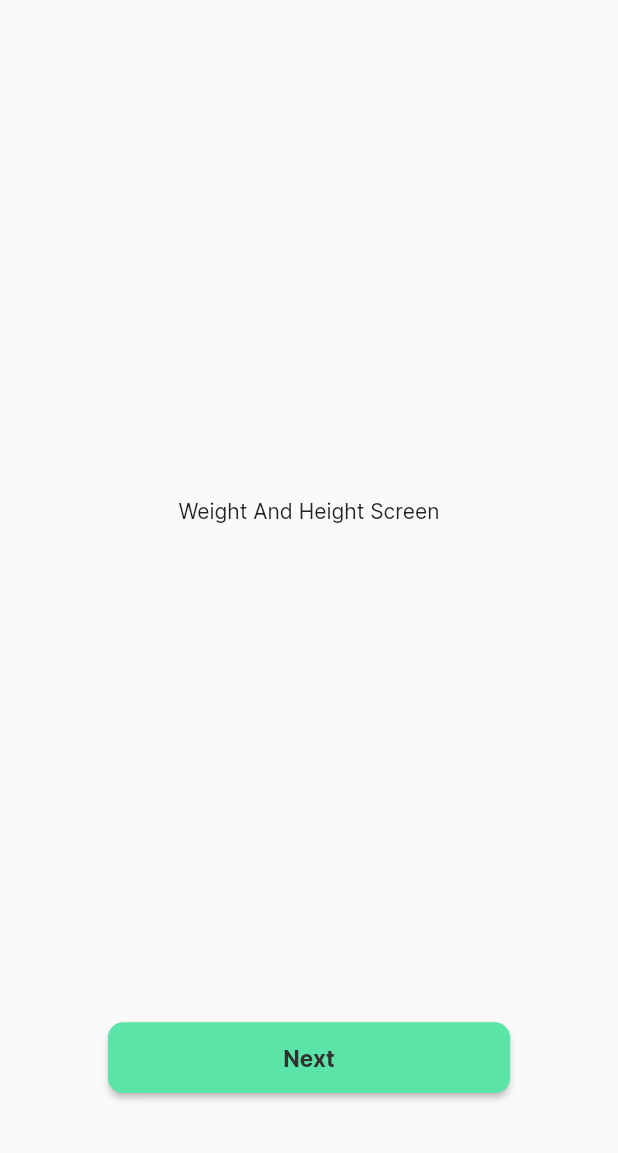
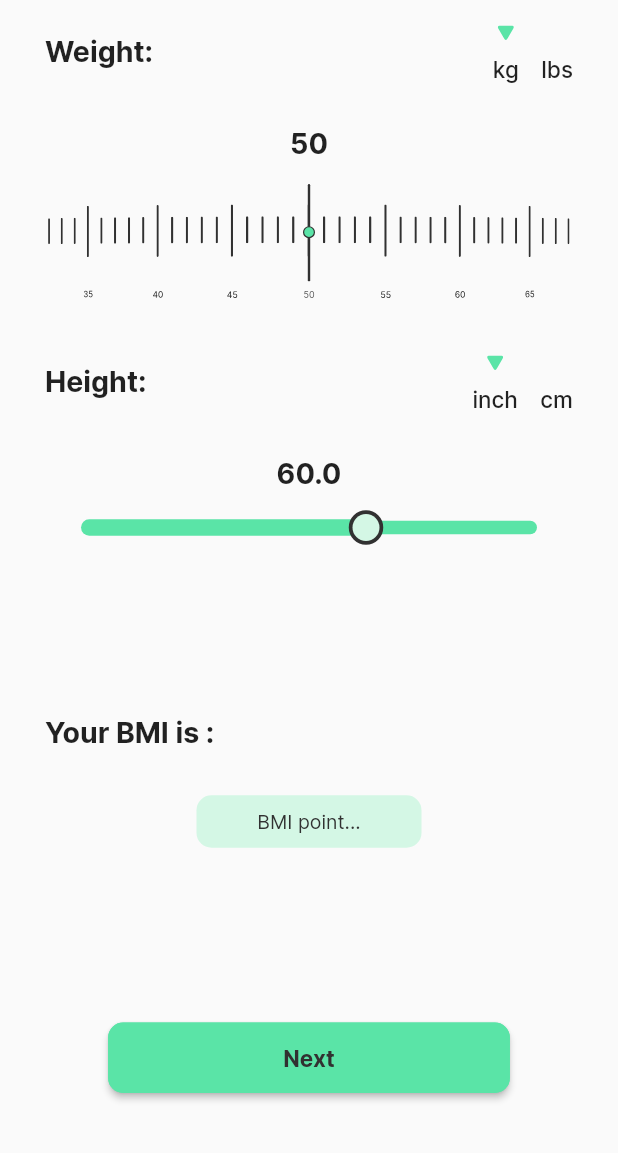
Before and after one commit to anikrakib/diabetes-app, a Flutter app: the HomePage screen opened by its route, swiped to page 3, on a phone screen of 412 x 824 dp, the part 83-1236 px from its top. Run offline on Flutter 3.47's test engine with Material 2 defaults, Android fonts, the phone set to English and light mode, and no system bars; our stand-ins replace flutter_svg, get, shared_preferences; accounts and stored records are empty.

Commit message:
Weight and Height Page Complete

```diff
--- a/lib/screens/gender_and_age_screen/component/age_section.dart
+++ b/lib/screens/gender_and_age_screen/component/age_section.dart
@@ -21,11 +21,9 @@ class AgeSection extends StatelessWidget {
           const SizedBox(
             height: 10,
           ),
-          const Text(
+          Text(
             ageSectionText,
-            style: TextStyle(
-              fontSize: 19,
-            ),
+            style: AppTextStyle.textStyleMedium(19),
           ),
           Expanded(
             child: Center(
@@ -33,11 +31,11 @@ class AgeSection extends StatelessWidget {
                 mainAxisAlignment: MainAxisAlignment.center,
                 crossAxisAlignment: CrossAxisAlignment.center,
                 children: [
-                  const Padding(
+                  Padding(
                     padding: EdgeInsets.zero,
                     child: Text(
                       age,
-                      style: AppTextStyle.ageTextStyle,
+                      style: AppTextStyle.textStyleMedium(17),
                     ),
                   ),
                   RotatedBox(
--- a/lib/screens/gender_and_age_screen/component/gender_section.dart
+++ b/lib/screens/gender_and_age_screen/component/gender_section.dart
@@ -26,7 +26,7 @@ class GenderSection extends StatelessWidget {
             children: [
               Text(
                 selectGenderText,
-                style: AppTextStyle.onlyFontSizeTextStyle(19),
+                style: AppTextStyle.textStyleMedium(19),
               ),
               Expanded(child: Container()),
               Row(
@@ -90,7 +90,7 @@ class GenderWidget extends StatelessWidget {
                     ),
                     Text(
                       genderType,
-                      style: AppTextStyle.onlyFontSizeTextStyle(19),
+                      style: AppTextStyle.textStyleRegular(19),
                     ),
                   ],
                 ),
--- a/lib/screens/region_screen/region_screen.dart
+++ b/lib/screens/region_screen/region_screen.dart
@@ -20,7 +20,7 @@ class RegionScreen extends StatelessWidget {
             children: [
               Text(
                 regionSectionText,
-                style: AppTextStyle.onlyFontSizeTextStyle(19),
+                style: AppTextStyle.textStyleMedium(19),
               ),
               Expanded(
                 child: Padding(
--- /dev/null
+++ b/lib/screens/weight_and_height_screen/component/height_slider.dart
@@ -0,0 +1,128 @@
+import 'package:flutter/material.dart';
+import 'package:flutter_diabetes_app/services/providers/user_data_provider.dart';
+import 'package:flutter_diabetes_app/utils/app_text_style.dart';
+import 'package:flutter_diabetes_app/utils/constant.dart';
+
+class HeightSlider extends StatelessWidget {
+  const HeightSlider({Key? key, required this.userDataProvider})
+      : super(key: key);
+  final UserDataProvider userDataProvider;
+
+  @override
+  Widget build(BuildContext context) {
+    return Column(
+      children: [
+        Column(
+          children: [
+            Text(
+              userDataProvider.incToCm().toStringAsFixed(1).toString(),
+              style: AppTextStyle.textStyleMedium(19),
+            ),
+            SizedBox(
+              width: MediaQuery.of(context).size.width,
+              child: SliderTheme(
+                data: const SliderThemeData(
+                  activeTrackColor: Color(0xFF5AE4A7),
+                  inactiveTrackColor: Color(0xFF5AE4A7),
+                  trackHeight: 9,
+                  thumbShape: SliderThumbShape(disabledThumbRadius: 0),
+                ),
+                child: Slider(
+                  onChanged: (value) {
+                    if (userDataProvider.heightType == HeightType.INCH) {
+                      userDataProvider.changeCurrentHeightInINCH = value;
+                      userDataProvider.changeCurrentHeightInCM = value*2.54;
+                    } else {
+                      userDataProvider.changeCurrentHeightInCM = value;
+                      userDataProvider.changeCurrentHeightInINCH = value/2.54;
+                    }
+                  },
+                  value: userDataProvider.heightType == HeightType.INCH
+                      ? userDataProvider.currentHeightInINCH
+                      : userDataProvider.currentHeightInCM,
+                  max: userDataProvider.heightType == HeightType.INCH
+                      ? HEIGHT_LIMIT_IN_INCH
+                      : HEIGHT_LIMIT_IN_CM,
+                  min: 0,
+                ),
+              ),
+            ),
+          ],
+        ),
+      ],
+    );
+  }
+}
+
+class SliderThumbShape extends SliderComponentShape {
+  /// Create a slider thumb that draws a circle.
+  const SliderThumbShape({
+    this.enabledThumbRadius = 9.0,
+    required this.disabledThumbRadius,
+    this.elevation = 1.0,
+    this.pressedElevation = 6.0,
+  });
+
+  final double enabledThumbRadius;
+
+  final double disabledThumbRadius;
+
+  double get _disabledThumbRadius => disabledThumbRadius;
+
+  final double elevation;
+
+  final double pressedElevation;
+
+  @override
+  Size getPreferredSize(bool isEnabled, bool isDiscrete) {
+    return Size.fromRadius(
+        isEnabled == true ? enabledThumbRadius : _disabledThumbRadius);
+  }
+
+  @override
+  void paint(
+    PaintingContext context,
+    Offset center, {
+    Animation<double>? activationAnimation,
+    required Animation<double> enableAnimation,
+    bool? isDiscrete,
+    TextPainter? labelPainter,
+    RenderBox? parentBox,
+    required SliderThemeData sliderTheme,
+    TextDirection? textDirection,
+    double? value,
+    double? textScaleFactor,
+    Size? sizeWithOverflow,
+  }) {
+    assert(sliderTheme.disabledThumbColor != null);
+    assert(sliderTheme.thumbColor != null);
+    assert(!sizeWithOverflow!.isEmpty);
+
+    final Canvas canvas = context.canvas;
+    final Tween<double> radiusTween = Tween<double>(
+      begin: _disabledThumbRadius,
+      end: enabledThumbRadius,
+    );
+
+    final double radius = radiusTween.evaluate(enableAnimation);
+
+    {
+      Paint paintStroke = Paint()
+        ..style = PaintingStyle.stroke
+        ..strokeWidth = 5;
+      paintStroke.color = const Color(0xff313131).withOpacity(1.0);
+      canvas.drawCircle(
+        center,
+        radius,
+        paintStroke,
+      );
+      Paint paintFillCircle = Paint()..style = PaintingStyle.fill;
+      paintFillCircle.color = const Color(0xffD4F7E5).withOpacity(1.0);
+      canvas.drawCircle(
+        center,
+        radius,
+        paintFillCircle,
+      );
+    }
+  }
+}
--- /dev/null
+++ b/lib/screens/weight_and_height_screen/component/type_widget.dart
@@ -0,0 +1,58 @@
+import 'package:flutter/material.dart';
+import '../../../generated/assets.dart';
+import '../../../services/providers/user_data_provider.dart';
+import '../../../utils/app_text_style.dart';
+import '../../../utils/constant.dart';
+import '../../../widgets/app_image.dart';
+
+class TypeWidget extends StatelessWidget {
+  const TypeWidget({
+    Key? key,
+    required this.typeName,
+    this.weightType,
+    this.heightType,
+    required this.userDataProvider,
+  }) : super(key: key);
+  final String typeName;
+  final WeightType? weightType;
+  final HeightType? heightType;
+  final UserDataProvider userDataProvider;
+
+  @override
+  Widget build(BuildContext context) {
+    bool visible = false;
+    if(weightType != null && (userDataProvider.weightType == weightType)){
+      visible = true;
+    }else if(heightType != null && (userDataProvider.heightType == heightType)){
+      visible = true;
+    }else{
+      visible = false;
+    }
+    return GestureDetector(
+      onTap: () {
+        if(weightType != null){
+          userDataProvider.changeWeightType = weightType!;
+        }else{
+          userDataProvider.changeHeightType = heightType!;
+        }
+      },
+      child: SizedBox(
+        height: 40,
+        child: Column(
+          mainAxisAlignment: MainAxisAlignment.end,
+          children: [
+            Visibility(
+              visible: visible,
+              child: svgImage(Assets.iconsIconRadioSelector),
+            ),
+            const SizedBox(height: 10),
+            Text(
+              typeName,
+              style: AppTextStyle.textStyleRegular(15),
+            )
+          ],
+        ),
+      ),
+    );
+  }
+}
--- /dev/null
+++ b/lib/screens/weight_and_height_screen/component/weight_ruler.dart
@@ -0,0 +1,111 @@
+import 'package:flutter/material.dart';
+import 'package:get/get.dart';
+import '../../../generated/assets.dart';
+import '../../../services/providers/user_data_provider.dart';
+import '../../../utils/app_text_style.dart';
+import '../../../utils/colors.dart';
+import '../../../utils/constant.dart';
+import '../../../widgets/app_image.dart';
+
+class WeightRuler extends StatefulWidget {
+  const WeightRuler({Key? key, required this.userDataProvider})
+      : super(key: key);
+  final UserDataProvider userDataProvider;
+
+  @override
+  State<WeightRuler> createState() => _WeightRulerState();
+}
+
+class _WeightRulerState extends State<WeightRuler> {
+  late FixedExtentScrollController controller;
+
+  @override
+  void initState() {
+    super.initState();
+    controller = FixedExtentScrollController(initialItem: INITIAL_WEIGHT);
+  }
+
+  @override
+  Widget build(BuildContext context) {
+    return Column(
+      mainAxisAlignment: MainAxisAlignment.center,
+      children: [
+        Text(
+          widget.userDataProvider.currentWeight.toString(),
+          style: AppTextStyle.textStyleMedium(19),
+        ),
+        const SizedBox(height: pagePadding),
+        Stack(
+          alignment: Alignment.topCenter,
+          children: [
+            RotatedBox(
+              quarterTurns: -1,
+              child: SizedBox(
+                width: 112,
+                height: double.infinity,
+                child: ListWheelScrollView.useDelegate(
+                  controller: controller,
+                  itemExtent: 10,
+                  perspective: 0.001,
+                  diameterRatio: 2.5,
+                  physics: const FixedExtentScrollPhysics(),
+                  childDelegate: ListWheelChildBuilderDelegate(
+                    childCount: 101,
+                    builder: (context, index) {
+                      return RotatedBox(
+                        quarterTurns: 1,
+                        child: SizedBox(
+                          height: 85,
+                          child: (index % 5 == 0 || index % 10 == 0)
+                              ? Column(
+                                  mainAxisAlignment: MainAxisAlignment.start,
+                                  children: [
+                                    svgImageWithColor(
+                                      Assets.iconsIconRulerIndicatorLarge,
+                                      Theme.of(context).primaryColor,
+                                    ),
+                                    Expanded(
+                                      child: Center(
+                                        child: Text(
+                                          index.toString(),
+                                          style: const TextStyle(fontSize: 6),
+                                        ),
+                                      ),
+                                    )
+                                  ],
+                                )
+                              : Padding(
+                                  padding: const EdgeInsets.only(top: 8.0),
+                                  child: Column(
+                                    mainAxisAlignment: MainAxisAlignment.start,
+                                    children: [
+                                      svgImageWithColor(
+                                          Assets.iconsIconRulerIndicatorSmall,
+                                          Get.isDarkMode?AppColors.white:AppColors.black),
+                                      Expanded(
+                                        child: Container(),
+                                      ),
+                                    ],
+                                  ),
+                                ),
+                        ),
+                      );
+                    },
+                  ),
+                  onSelectedItemChanged: (value) {
+                    widget.userDataProvider.changeCurrentWeight = value;
+                    debugPrint(value.toString());
+                  },
+                ),
+              ),
+            ),
+            SizedBox(
+              height: 65,
+              child: svgImage(Get.isDarkMode?Assets.iconsIconRulerMarkerDark:Assets.iconsIconRulerMarkerLight),
+            ),
+          ],
+        )
+      ],
+    );
+  }
+}
--- a/lib/screens/weight_and_height_screen/weight_and_height_screen.dart
+++ b/lib/screens/weight_and_height_screen/weight_and_height_screen.dart
@@ -1,12 +1,114 @@
 import 'package:flutter/material.dart';
+import 'package:flutter_diabetes_app/screens/weight_and_height_screen/component/height_slider.dart';
+import 'package:flutter_diabetes_app/services/providers/user_data_provider.dart';
+import 'package:flutter_diabetes_app/utils/app_text_style.dart';
+import 'package:flutter_diabetes_app/utils/colors.dart';
+import 'package:flutter_diabetes_app/utils/constant.dart';
+import 'package:provider/provider.dart';
+import 'component/type_widget.dart';
+import 'component/weight_ruler.dart';
 
 class WeightAndHeightScreen extends StatelessWidget {
   const WeightAndHeightScreen({Key? key}) : super(key: key);
 
   @override
   Widget build(BuildContext context) {
-    return const Center(
-      child: Text('Weight And Height Screen'),
+    return Padding(
+      padding: const EdgeInsets.only(top: pagePadding, bottom: pagePadding),
+      child: Consumer<UserDataProvider>(
+        builder: (_, userDataProvider, child) {
+          return Column(
+            children: [
+              Row(
+                mainAxisAlignment: MainAxisAlignment.spaceBetween,
+                children: [
+                  Text('Weight:', style: AppTextStyle.textStyleMedium(19)),
+                  Row(
+                    children: [
+                      TypeWidget(
+                        typeName: kg,
+                        weightType: WeightType.KG,
+                        userDataProvider: userDataProvider,
+                      ),
+                      const SizedBox(width: pagePadding),
+                      TypeWidget(
+                        typeName: lbs,
+                        weightType: WeightType.LBS,
+                        userDataProvider: userDataProvider,
+                      ),
+                    ],
+                  )
+                ],
+              ),
+              const SizedBox(
+                height: pagePadding * 2,
+              ),
+              WeightRuler(
+                userDataProvider: userDataProvider,
+              ),
+              Row(
+                mainAxisAlignment: MainAxisAlignment.spaceBetween,
+                children: [
+                  Text('Height:', style: AppTextStyle.textStyleMedium(19)),
+                  Row(
+                    children: [
+                      TypeWidget(
+                        typeName: inch,
+                        heightType: HeightType.INCH,
+                        userDataProvider: userDataProvider,
+                      ),
+                      const SizedBox(width: pagePadding),
+                      TypeWidget(
+                        typeName: cm,
+                        heightType: HeightType.CM,
+                        userDataProvider: userDataProvider,
+                      ),
+                    ],
+                  )
+                ],
+              ),
+              const SizedBox(
+                height: pagePadding * 2,
+              ),
+              HeightSlider(
+                userDataProvider: userDataProvider,
+              ),
+              Expanded(
+                child: Column(
+                  crossAxisAlignment: CrossAxisAlignment.start,
+                  mainAxisAlignment: MainAxisAlignment.center,
+                  children: [
+                    Text('Your BMI is :', style: AppTextStyle.textStyleMedium(19)),
+                    const SizedBox(
+                      height: pagePadding*2,
+                    ),
+                    Align(
+                      alignment: Alignment.center,
+                      child: Container(
+                        width: 150,
+                        height: 35,
+                        decoration: BoxDecoration(
+                          borderRadius: BorderRadius.circular(10),
+                          color: AppColors.backButtonColor,
+                        ),
+                        child: const Center(
+                          child:  Text(
+                            'BMI point...',
+                            style: TextStyle(
+                              fontSize: 13,
+                              color: AppColors.black,
+                            ),
+                          ),
+                        ),
+                      ),
+                    )
+                  ],
+                ),
+              ),
+            ],
+          );
+        },
+      ),
     );
   }
 }
--- a/lib/services/providers/user_data_provider.dart
+++ b/lib/services/providers/user_data_provider.dart
@@ -2,21 +2,44 @@ import 'package:flutter/material.dart';
 import '../../utils/constant.dart';
 
 class UserDataProvider extends ChangeNotifier {
-  int _currentAge = 0;
+  int _currentAge = INITIAL_AGE;
+  int _currentWeight = INITIAL_WEIGHT;
+  double _currentHeightInINCH = INITIAL_HEIGHT_IN_INCH;
+  double _currentHeightInCM = INITIAL_HEIGHT_IN_CM;
   bool _firstTimeInAgePage = false;
   String _gender = '';
   String _region = initialRegion;
+  WeightType _weightType = WeightType.KG;
+  HeightType _heightType = HeightType.INCH;
+
 
   int get currentAge => _currentAge;
-
+  int get currentWeight => _currentWeight;
+  double get currentHeightInINCH => _currentHeightInINCH;
+  double get currentHeightInCM => _currentHeightInCM;
   bool get firstTimeInAgePage => _firstTimeInAgePage;
-
   String get gender => _gender;
-
   String get region => _region;
+  WeightType get weightType => _weightType;
+  HeightType get heightType => _heightType;
 
   set changeCurrentAge(int age) {
     _currentAge = age;
+    notifyListeners();
+  }
+
+  set changeCurrentWeight(int weight) {
+    _currentWeight = weight;
+    notifyListeners();
+  }
+
+  set changeCurrentHeightInINCH(double height) {
+    _currentHeightInINCH = height;
+    notifyListeners();
+  }
+
+  set changeCurrentHeightInCM(double height) {
+    _currentHeightInCM = height;
     notifyListeners();
   }
 
@@ -36,4 +59,22 @@ class UserDataProvider extends ChangeNotifier {
     _region = selectRegion;
     notifyListeners();
   }
+
+  set changeWeightType(WeightType type) {
+    _weightType = type;
+    notifyListeners();
+  }
+
+  set changeHeightType(HeightType type) {
+    _heightType = type;
+    notifyListeners();
+  }
+
+  double incToCm(){
+    if(_heightType == HeightType.INCH){
+      return currentHeightInINCH;
+    }else{
+      return currentHeightInCM;
+    }
+  }
 }
--- a/lib/utils/app_text_style.dart
+++ b/lib/utils/app_text_style.dart
@@ -24,14 +24,16 @@ abstract class AppTextStyle {
     fontSize: 11,
     fontWeight: FontWeight.w400,
   );
-  static const ageTextStyle = TextStyle(
-    fontSize: 17,
-    fontWeight: FontWeight.w500,
-  );
-
-  static TextStyle onlyFontSizeTextStyle(double size) {
+  static TextStyle textStyleMedium(double size) {
     return TextStyle(
       fontSize: size,
+      fontWeight: FontWeight.w600,
+    );
+  }
+  static TextStyle textStyleRegular(double size) {
+    return TextStyle(
+      fontSize: size,
+      fontWeight: FontWeight.w500,
     );
   }
 }
--- a/lib/utils/constant.dart
+++ b/lib/utils/constant.dart
@@ -23,6 +23,16 @@ const REGIONS = [
   'Other',
 ];
 
+enum WeightType {
+  KG,
+  LBS,
+}
+
+enum HeightType {
+  INCH,
+  CM,
+}
+
 const getStartedText = 'Get Started';
 const selectGenderText = 'Select gender :';
 const ageSectionText = 'How old are you ?';
@@ -30,6 +40,10 @@ const regionSectionText = 'Where are you born ?';
 const genderMaleText = 'Male';
 const genderFeMaleText = 'Female';
 const age = 'Age';
+const kg = 'kg';
+const lbs = 'lbs';
+const inch = 'inch';
+const cm = 'cm';
 const next = 'Next';
 const calculate = 'Calculate';
 const initialRegion = 'Asia';
@@ -43,6 +57,11 @@ const REGION_LIST_TILE_HIGHT = 50.00;
 const LIST_WHEEL_ITEM_EXTENT = 46.00;
 const AGE_RANGE = 100;
 const INITIAL_AGE = 40;
+const INITIAL_WEIGHT = 50;
 const BORDER_RADIUS = 10.00;
+const INITIAL_HEIGHT_IN_INCH = 60.0;
+const INITIAL_HEIGHT_IN_CM = 152.4;
+const HEIGHT_LIMIT_IN_INCH = 96.0;
+const HEIGHT_LIMIT_IN_CM = 243.84;
 
 const pagePadding = 15.00;
--- a/lib/utils/theme.dart
+++ b/lib/utils/theme.dart
@@ -7,7 +7,7 @@ class AppTheme{
   static ThemeData themeData(bool isDarkTheme, BuildContext context) {
     return ThemeData(
       fontFamily: _fontFamily,
-      primaryColor: isDarkTheme ? AppColors.light : AppColors.dark,
+      primaryColor: isDarkTheme ? AppColors.white : AppColors.black,
       backgroundColor: isDarkTheme ? AppColors.dark : AppColors.light,
       brightness: isDarkTheme ? Brightness.dark : Brightness.light,
       textSelectionTheme: TextSelectionThemeData(
--- a/lib/widgets/app_image.dart
+++ b/lib/widgets/app_image.dart
@@ -13,7 +13,12 @@ SvgPicture svgImage(String path) => SvgPicture.asset(
   path,
 );
 
-SvgPicture svgImageWithColor(
+SvgPicture svgImageWithColor(String path,Color color) => SvgPicture.asset(
+  path,
+  color: color,
+);
+
+SvgPicture svgImageWithHeightWightColor(
     double height, double width, String path, Color color) =>
     SvgPicture.asset(
       path,
--- a/pubspec.yaml
+++ b/pubspec.yaml
@@ -45,6 +45,8 @@ dependencies:
   flutter_svg: ^1.1.5
   # Wraps platform-specific persistent storage for simple data (NSUserDefaults on iOS and macOS, SharedPreferences on Android, etc.).
   shared_preferences: ^2.0.15
+  #Custom Slider package lets you add a beautiful slider Track gradient and Image on SliderThumb to your Flutter app.
+  custom_slider: ^0.0.3
 
 dev_dependencies:
   flutter_test:
```
Also changed, not shown: assets/icons/icon_ruler_indicator.svg (deleted), assets/icons/icon_ruler_indicator_large.svg (added), assets/icons/icon_ruler_indicator_small.svg (added), assets/icons/icon_ruler_marker_dark.svg (added), assets/icons/icon_ruler_marker_light.svg (added), lib/generated/assets.dart, pubspec.lock.
